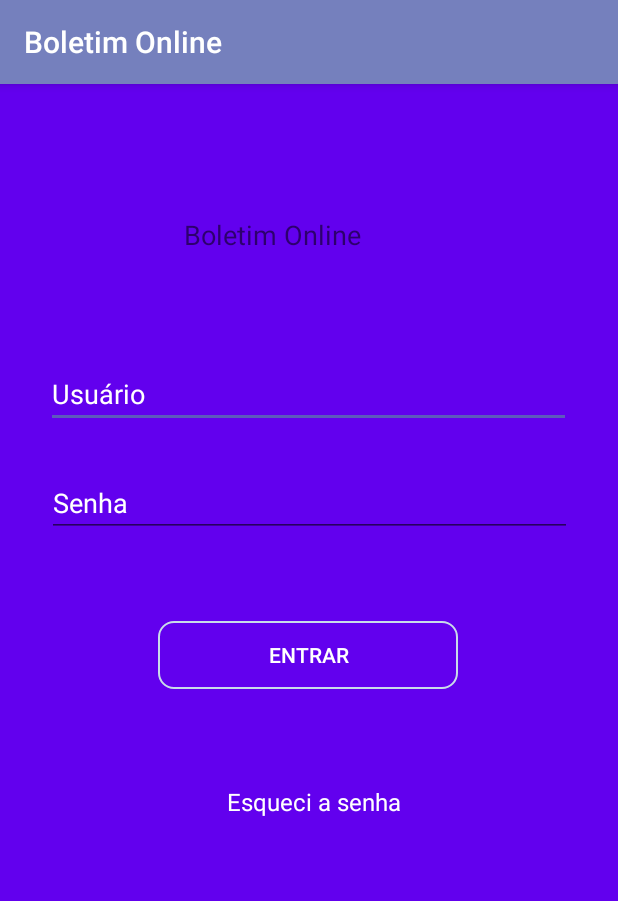
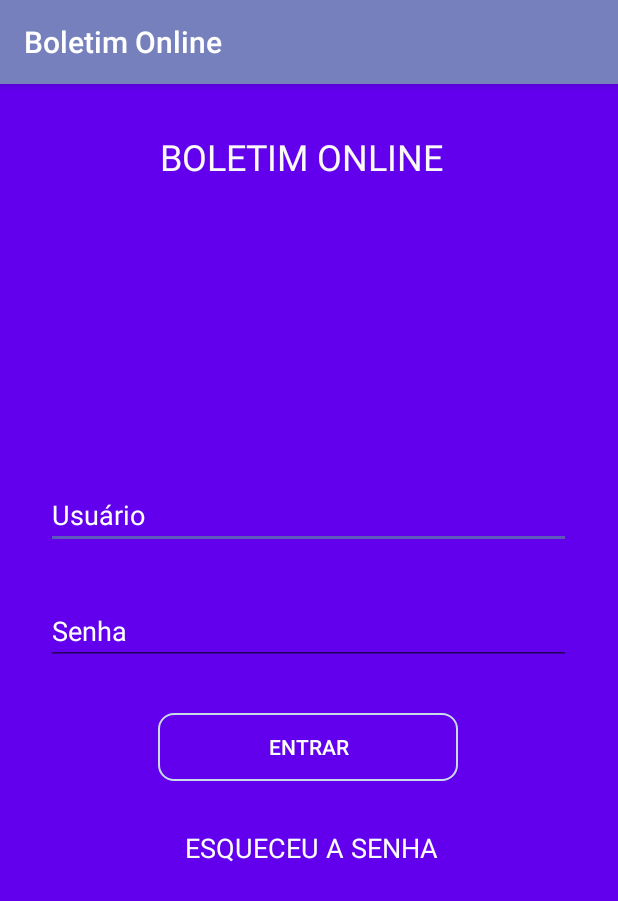
Before and after one commit to Thalitoviskis/RepositorioRemotoBO, an Android app: the screen it shows after launch (MainActivity), on a phone screen of 412 x 824 dp. Shown: the top 901 px of the screen. Run offline under Robolectric (Android 15) with nearby library versions, the phone set to English and light mode, and no system bars.

Commit message:
Atualização jhonathan

```diff
--- a/AndroidBoletimOnline/app/build.gradle
+++ b/AndroidBoletimOnline/app/build.gradle
@@ -28,6 +28,7 @@ dependencies {
     implementation 'androidx.navigation:navigation-fragment:2.0.0'
     implementation 'androidx.navigation:navigation-ui:2.0.0'
     implementation 'androidx.lifecycle:lifecycle-extensions:2.0.0'
+    implementation 'androidx.gridlayout:gridlayout:1.0.0'
     testImplementation 'junit:junit:4.12'
     androidTestImplementation 'androidx.test.ext:junit:1.1.0'
     androidTestImplementation 'androidx.test.espresso:espresso-core:3.1.1'
--- a/AndroidBoletimOnline/app/src/main/res/layout/activity_main.xml
+++ b/AndroidBoletimOnline/app/src/main/res/layout/activity_main.xml
@@ -11,7 +11,7 @@
         android:id="@+id/edtPwd"
         android:layout_width="350dp"
         android:layout_height="wrap_content"
-        android:layout_marginTop="27dp"
+        android:layout_marginTop="32dp"
         android:ems="10"
         android:hint="Senha"
         android:inputType="textPersonName|textPassword"
@@ -20,7 +20,7 @@
         android:textColorHint="#FFFFFF"
         android:textColorLink="#FFFFFF"
         app:layout_constraintEnd_toEndOf="parent"
-        app:layout_constraintHorizontal_bias="0.502"
+        app:layout_constraintHorizontal_bias="0.491"
         app:layout_constraintStart_toStartOf="parent"
         app:layout_constraintTop_toBottomOf="@+id/edtUser" />
 
@@ -28,7 +28,7 @@
         android:id="@+id/edtUser"
         android:layout_width="350dp"
         android:layout_height="wrap_content"
-        android:layout_marginTop="184dp"
+        android:layout_marginTop="200dp"
         android:ems="10"
         android:hint="Usuário"
         android:inputType="textPersonName"
@@ -37,37 +37,23 @@
         android:textColorHint="#FFFFFF"
         android:textColorLink="#000000"
         app:layout_constraintEnd_toEndOf="parent"
-        app:layout_constraintHorizontal_bias="0.495"
+        app:layout_constraintHorizontal_bias="0.491"
         app:layout_constraintStart_toStartOf="parent"
-        app:layout_constraintTop_toTopOf="parent" />
+        app:layout_constraintTop_toBottomOf="@+id/BoletimOnline" />
 
     <Button
         android:id="@+id/btnLogin"
         android:layout_width="200dp"
         android:layout_height="45dp"
-        android:layout_marginTop="56dp"
+        android:layout_marginTop="32dp"
         android:background="@drawable/background_botao"
         android:text="ENTRAR"
         android:textColor="#FFFFFF"
         android:textColorHint="#E3D7D7"
         app:layout_constraintEnd_toEndOf="parent"
-        app:layout_constraintHorizontal_bias="0.498"
+        app:layout_constraintHorizontal_bias="0.497"
         app:layout_constraintStart_toStartOf="parent"
         app:layout_constraintTop_toBottomOf="@+id/edtPwd" />
-
-    <TextView
-        android:id="@+id/edtLogoCadastro"
-        android:layout_width="234dp"
-        android:layout_height="37dp"
-        android:layout_marginStart="88dp"
-        android:layout_marginTop="88dp"
-        android:layout_marginEnd="55dp"
-        android:text="Boletim Online"
-        android:textSize="18sp"
-        app:layout_constraintEnd_toEndOf="parent"
-        app:layout_constraintHorizontal_bias="1.0"
-        app:layout_constraintStart_toStartOf="parent"
-        app:layout_constraintTop_toTopOf="parent" />
 
     <ProgressBar
         android:id="@+id/progressBar"
@@ -82,19 +68,45 @@
         app:layout_constraintEnd_toEndOf="parent"
         app:layout_constraintStart_toStartOf="parent" />
 
+    <androidx.constraintlayout.widget.Guideline
+        android:id="@+id/guideline"
+        android:layout_width="wrap_content"
+        android:layout_height="wrap_content"
+        android:orientation="vertical"
+        app:layout_constraintGuide_end="311dp" />
+
+    <androidx.constraintlayout.widget.Guideline
+        android:id="@+id/guideline2"
+        android:layout_width="wrap_content"
+        android:layout_height="wrap_content"
+        android:orientation="vertical"
+        app:layout_constraintGuide_begin="301dp" />
+
     <TextView
         android:id="@+id/btnRedefinirSenha"
-        android:layout_width="179dp"
-        android:layout_height="48dp"
-        android:layout_marginStart="80dp"
-        android:layout_marginTop="64dp"
-        android:layout_marginEnd="81dp"
-        android:text="Esqueci a senha"
-        android:textColor="#FFFFFF"
-        android:textSize="16sp"
-        app:layout_constraintEnd_toEndOf="parent"
+        android:layout_width="0dp"
+        android:layout_height="24dp"
+        android:layout_marginStart="8dp"
+        android:layout_marginTop="32dp"
+        android:layout_marginEnd="8dp"
+        android:text="   ESQUECEU A SENHA "
+        android:textColor="#FDFDFD"
+        android:textSize="18sp"
+        app:layout_constraintEnd_toStartOf="@+id/guideline2"
         app:layout_constraintHorizontal_bias="1.0"
-        app:layout_constraintStart_toStartOf="parent"
+        app:layout_constraintStart_toStartOf="@+id/guideline"
         app:layout_constraintTop_toBottomOf="@+id/btnLogin" />
 
+    <TextView
+        android:id="@+id/BoletimOnline"
+        android:layout_width="wrap_content"
+        android:layout_height="wrap_content"
+        android:layout_marginTop="32dp"
+        android:text="BOLETIM ONLINE"
+        android:textColor="#FBF9F9"
+        android:textSize="24sp"
+        app:layout_constraintEnd_toStartOf="@+id/guideline2"
+        app:layout_constraintStart_toStartOf="@+id/guideline"
+        app:layout_constraintTop_toTopOf="parent" />
+
 </androidx.constraintlayout.widget.ConstraintLayout>
--- a/AndroidBoletimOnline/app/src/main/res/layout/fragment_inicio.xml
+++ b/AndroidBoletimOnline/app/src/main/res/layout/fragment_inicio.xml
@@ -12,10 +12,11 @@
         android:layout_height="522dp"
         android:layout_marginStart="1dp"
         android:layout_marginEnd="1dp"
-        android:layout_marginBottom="364dp"
+        android:layout_marginBottom="344dp"
         android:src="@drawable/banner_inicial"
         app:layout_constraintBottom_toBottomOf="parent"
         app:layout_constraintEnd_toEndOf="parent"
         app:layout_constraintHorizontal_bias="0.0"
         app:layout_constraintStart_toStartOf="parent" />
+
 </androidx.constraintlayout.widget.ConstraintLayout>
```
